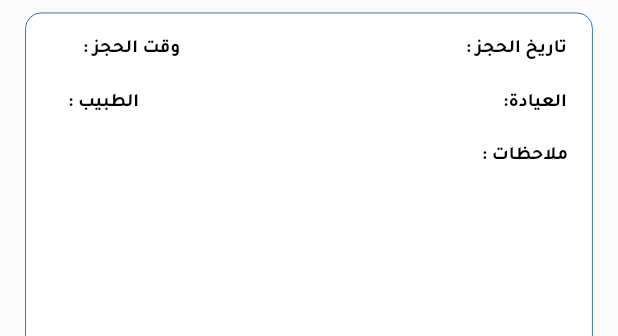
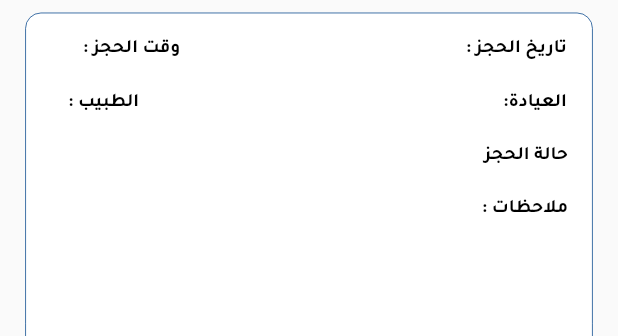
Before and after one commit to HodaTabasi/aphaa, a Flutter app: the ScedualBookingItem widget shown alone on an empty page, opened directly with empty values, on a phone screen of 412 x 824 dp. Shown: the top 336 px of the screen. Run offline on Flutter 3.47's test engine with Material 2 defaults, Android fonts, the phone set to English and light mode, and no system bars; our stand-ins replace another_flushbar, avatar_glow, firebase_auth, firebase_core, flutter_calendar_carousel, flutter_screenutil and 6 more; missing offline and left inert: number_pagination; accounts and stored records are empty; generated files the repository leaves out were written again; network calls fail.

Commit message:
add some changes

```diff
--- a/lib/get/new_account_getx_controller.dart
+++ b/lib/get/new_account_getx_controller.dart
@@ -15,7 +15,7 @@ class NewAccountGetxController extends GetxController {
   static NewAccountGetxController get to => Get.find<NewAccountGetxController>();
   RxBool isCitizen = false.obs;
  late Patient patient ;
-  String companyName = "";
+  String companyName = "dar";
   List<Doctor> doctorsList = [] ;
   List<String> avilableDate = [];
   List<AvailableTime> avilableTime = [];
@@ -66,7 +66,7 @@ class NewAccountGetxController extends GetxController {
 
   Future<void> changeDropDownValue(value,dropType,{context}) async {
     var data = await HospitalApiController().getClDrs(clinicCode: value);
-    doctorsList =  data;
+    doctorsList =  data!.doctors!;
     update();
     // Navigator.pop(context);
    switch(dropType){
--- a/lib/l10n/app_ar.arb
+++ b/lib/l10n/app_ar.arb
@@ -137,7 +137,7 @@
      "sick_leaves":"  الإجازات المرضية",
 
      "examination_date":"  تاريخ الفحص :",
-     "examination_type":"  نوع الفحص :",
+     "examination_type":"  اسم الفحص :",
 
      "vaccination_name":" اسم التطعيم :",
      "vaccination_date":" موعد التطعيم :",
@@ -168,7 +168,8 @@
      "enter_code":" أدخل الكود",
      "enter_the_verification_code_that_we_sent_to_your_mobile":" قم بادخال رمز التحقق الذي ارسلناه الي جوالك",
      "re_transmitter":"اعادة الارسال",
-     "upload":"تحميل"
+     "upload":"تحميل",
+     "app_status":"حالة الحجز"
 
 
 
--- a/lib/l10n/app_en.arb
+++ b/lib/l10n/app_en.arb
@@ -143,7 +143,7 @@
               "sick_leaves":"  sick leaves",
 
              "examination_date":"  examination date :",
-             "examination_type":"  examination type :",
+             "examination_type":"  examination name :",
 
              "vaccination_name":" vaccination name :",
              "vaccination_date":" vaccination date :",
@@ -174,7 +174,8 @@
                 "enter_code":" enter code",
                 "enter_the_verification_code_that_we_sent_to_your_mobile":" enter the verification code that we sent to your mobile",
                  "re_transmitter":"re transmitter",
-                 "upload":"upload"
+                 "upload":"upload",
+                 "app_status":"booking status"
 
 
 
--- a/lib/screens/drawer_screens/Booking/my_appointment_booking.dart
+++ b/lib/screens/drawer_screens/Booking/my_appointment_booking.dart
@@ -66,8 +66,8 @@ class _MyAppointmentBookingState extends State<MyAppointmentBooking>
     myData = await HospitalApiController().getClList() ?? [];
     Future.delayed(Duration.zero, () async {
       await HospitalApiController().getClDrs(clinicCode: myData[0].clinicCode).then((value) {
-        NewAccountGetxController.to.changeMyDoctorList(value);
-        myDataDoctor = value;
+        NewAccountGetxController.to.changeMyDoctorList(value!.doctors!);
+        myDataDoctor = value.doctors!;
       });
     });
   }
--- a/lib/screens/drawer_screens/home_screen/home_screen.dart
+++ b/lib/screens/drawer_screens/home_screen/home_screen.dart
@@ -15,7 +15,6 @@ import 'package:aphaa_app/screens/in_level_screen/vital_signs/vital_signs.dart';
 import 'package:aphaa_app/screens/main_screens/Doctor/my_doctor_screen.dart';
 import 'package:flutter/material.dart';
 import 'package:flutter_screenutil/flutter_screenutil.dart';
-import 'package:flutter_svg/svg.dart';
 
 import '../../../api/controllers/App_api_controller.dart';
 import '../../../model/offer.dart';
--- a/lib/screens/in_level_screen/recordbookings/scedual_booking.dart
+++ b/lib/screens/in_level_screen/recordbookings/scedual_booking.dart
@@ -128,6 +128,34 @@ class ScedualBookingItem extends StatelessWidget {
                 padding: EdgeInsets.symmetric(horizontal: 16,vertical: 10),
                 child: Text.rich(
                   TextSpan(
+                    text: AppLocalizations.of(context)!.app_status,
+                    style: TextStyle(
+                        fontWeight: FontWeight.bold,
+                        color: Colors.black,
+                        fontSize: 12.sp,
+                        fontFamily: 'Tajawal'),
+                    children: <TextSpan>[
+                      TextSpan(
+                        text: '  ${appointments.reservationStatus}  ',
+                        style: TextStyle(
+                            fontWeight: FontWeight.w500,
+                            color: Colors.black45,
+                            fontSize: 12,
+                            fontFamily: 'Tajawal'),
+                      ),
+                    ],
+                  ),
+                ),
+              ),
+            ],
+          ),
+          Row(
+            mainAxisAlignment: MainAxisAlignment.spaceBetween,
+            children: [
+              Padding(
+                padding: EdgeInsets.symmetric(horizontal: 16,vertical: 10),
+                child: Text.rich(
+                  TextSpan(
                     text: AppLocalizations.of(context)!.notes,
                     style: TextStyle(
                         fontWeight: FontWeight.bold,
--- a/lib/screens/in_level_screen/sick_level/sick_leave.dart
+++ b/lib/screens/in_level_screen/sick_level/sick_leave.dart
@@ -94,7 +94,7 @@ class _SickLeaveState extends State<SickLeave> {
                                 sickDocName: snapshot
                                     .data!.leaves![index].doctor!.doctorName!,
                                 sickName:
-                                    snapshot.data!.leaves![index].leaveId!,
+                                  "${SharedPrefController().getValueFor(key: PrefKeysPatient.firstName.name)} ${SharedPrefController().getValueFor(key: PrefKeysPatient.lastName.name)}",
                               );
                             });
                       }),
--- a/lib/screens/main_screens/send_consult/consult_screen.dart
+++ b/lib/screens/main_screens/send_consult/consult_screen.dart
@@ -58,8 +58,8 @@ class _SendConsultScreenState extends State<SendConsultScreen>
     Future.delayed(Duration.zero, () async {
       await HospitalApiController().getClDrs(clinicCode: myData[0].clinicCode).then((value) {
         // Navigator.pop(context);
-        NewAccountGetxController.to.changeMyDoctorList(value);
-        myDataDoctor = value;
+        NewAccountGetxController.to.changeMyDoctorList(value!.doctors!);
+        myDataDoctor = value.doctors!;
       });
       setState(() {
         print("object");
```
Also changed, not shown: lib/api/controllers/hospital_controller.dart (+40 -16 lines), lib/model/allDocResponse.dart (added, +36 -0 lines), lib/screens/auth/create_account/create_account_next.dart (+6 -6 lines), lib/screens/in_level_screen/test_results/test_result_item.dart (+6 -3 lines), lib/screens/in_level_screen/vital_signs/vital_buttom_sheet.dart (+7 -1 lines), lib/screens/main_screens/Doctor/doctors_screen.dart (+47 -18 lines).
